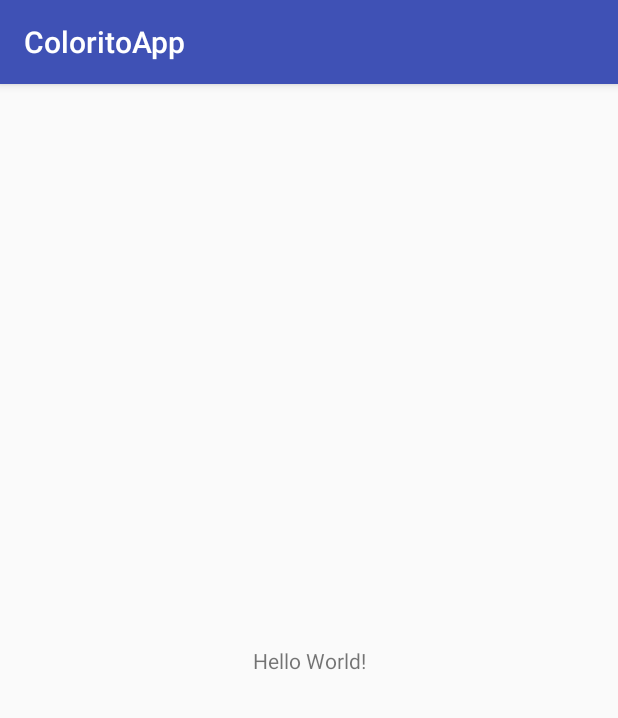
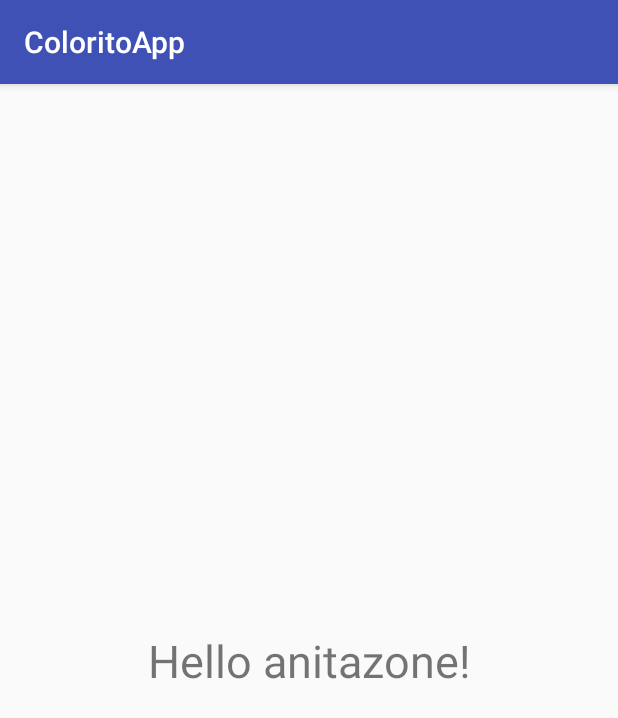
Before and after one commit to wendy999/ColoritoApp, an Android app: the screen it shows after launch (SplachActivity), on a phone screen of 412 x 824 dp. Shown: the top 718 px of the screen. Run offline under Robolectric (Android 15) with nearby library versions, the phone set to English and light mode, and no system bars.

Commit message:
hola anitazone

```diff
--- a/app/src/main/res/layout/activity_splach.xml
+++ b/app/src/main/res/layout/activity_splach.xml
@@ -9,7 +9,8 @@
     <TextView
         android:layout_width="wrap_content"
         android:layout_height="wrap_content"
-        android:text="Hello World!"
+        android:text="Hello anitazone!"
+        android:textSize="30dp"
         app:layout_constraintBottom_toBottomOf="parent"
         app:layout_constraintLeft_toLeftOf="parent"
         app:layout_constraintRight_toRightOf="parent"
```
